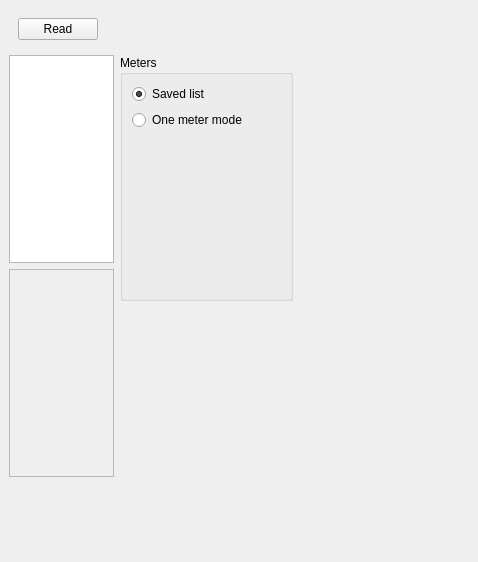
Old version of the form zbyrator-src/startpagepoll.ui in the repository KTS-Intek/quick-collect.
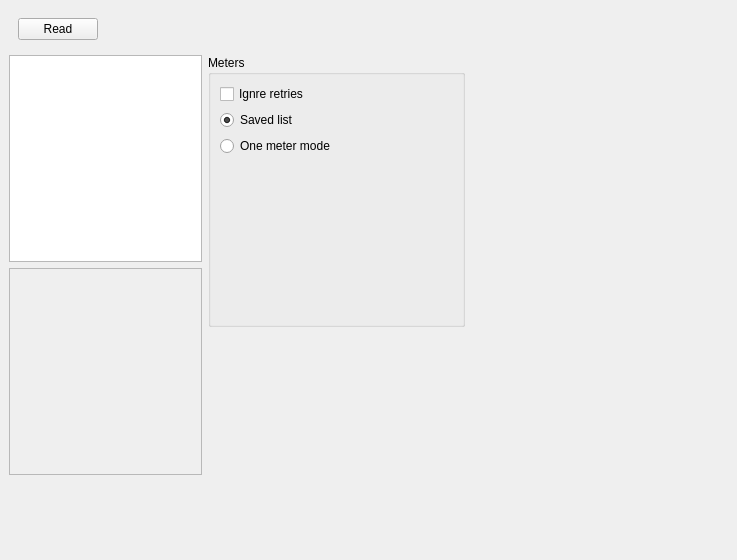
New version of the form. The open tabs and pages were chosen to show the change. Icons and pictures are not drawn.

Commit message: Додано 1. Реле зчитування/зміна 2. дата і час зчитування/запис 3. перегляд статистики обміну (глючнувастіньке) 4. перегляд завдань і їх скасовування 5. збереження налаштувань IgnoreExisitingData Виправив 1. Некоректне відображення Журналу лічильників

What changed in the file:
```diff
--- a/zbyrator-src/startpagepoll.ui
+++ b/zbyrator-src/startpagepoll.ui
@@ -6,8 +6,8 @@
    <rect>
     <x>0</x>
     <y>0</y>
-    <width>478</width>
-    <height>562</height>
+    <width>737</width>
+    <height>560</height>
    </rect>
   </property>
   <property name="windowTitle">
@@ -205,6 +205,13 @@
             <string>Meters</string>
            </property>
            <layout class="QVBoxLayout" name="verticalLayout_3">
+            <item>
+             <widget class="QCheckBox" name="cbxIgnoreRetr">
+              <property name="text">
+               <string>Ignre retries</string>
+              </property>
+             </widget>
+            </item>
             <item>
              <widget class="QRadioButton" name="rbSavedList">
               <property name="text">
```
Left out of the diff: 2 changed lines with no effect on the pictures. The commit also changes 28 other files.
